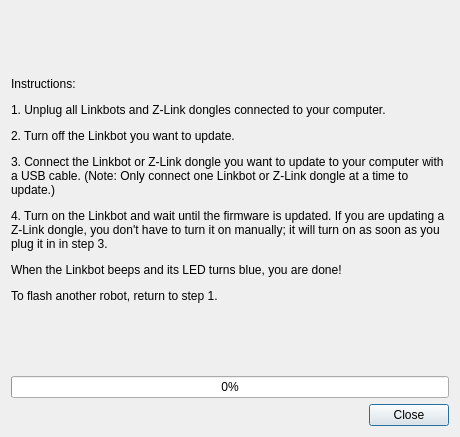
The window that linkbot_firmware_updater/dialog.ui (BaroboRobotics/linkbot-firmware-updater) describes before a commit, drawn with Qt 5.
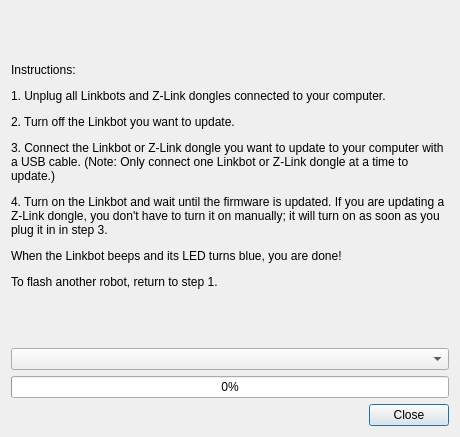
The same window after the commit.

Commit message: Updated dialog to you can select firmware version

What changed in the file:
```diff
--- a/linkbot_firmware_updater/dialog.ui
+++ b/linkbot_firmware_updater/dialog.ui
@@ -27,6 +27,9 @@
      </property>
     </widget>
    </item>
+   <item>
+    <widget class="QComboBox" name="comboBox_filename"/>
+   </item>
    <item>
     <widget class="QProgressBar" name="progressBar">
      <property name="value">
```
The commit also changes 2 other files.
